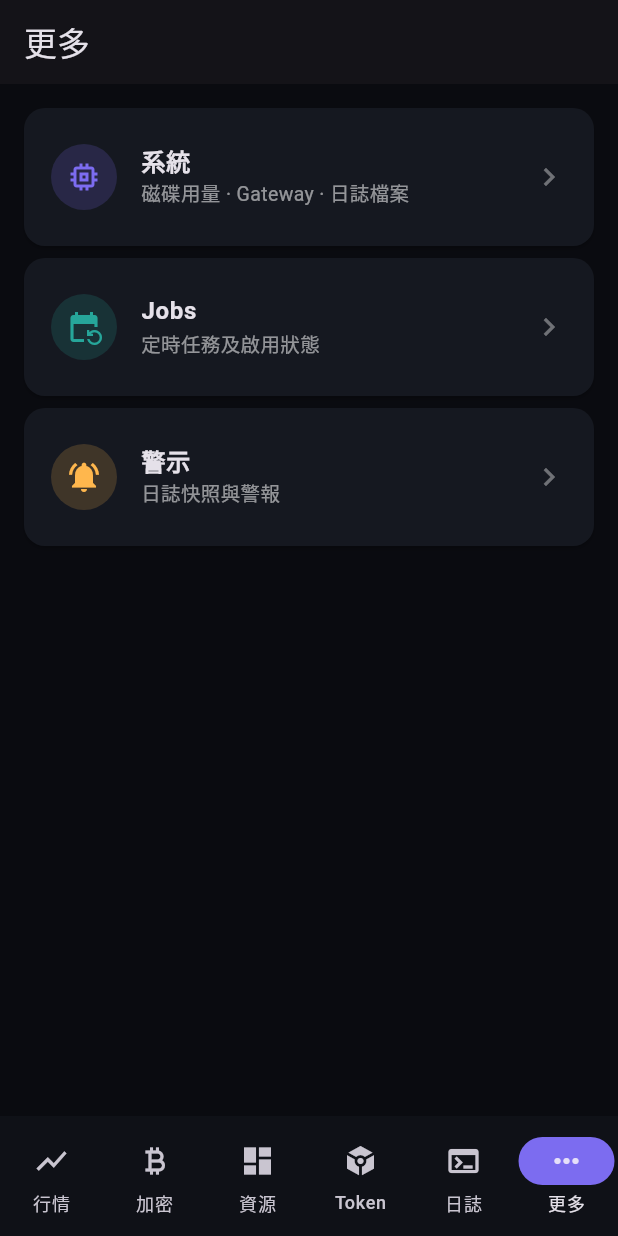
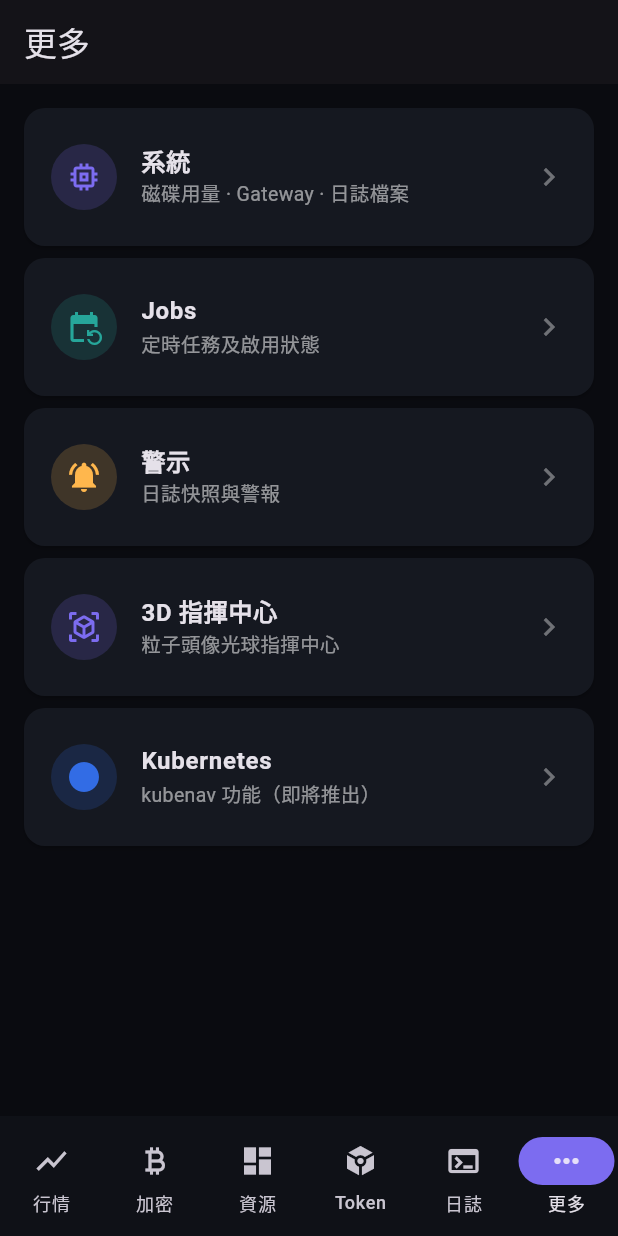
Before and after one commit to zavierlau/zav-mobile, a Flutter app: the screen it shows after launch, item 6 of the bottom bar chosen, on a phone screen of 412 x 824 dp. Run offline on Flutter 3.47's test engine with Material 3 defaults, Android fonts, the light colour scheme and no system bars; our stand-ins replace shared_preferences.

Commit message:
Fix: 3D command center + Kubernetes K8s screens wired into More hub (were orphaned)

```diff
--- a/lib/main.dart
+++ b/lib/main.dart
@@ -7,6 +7,8 @@ import 'screens/token_screen.dart';
 import 'screens/system_screen.dart';
 import 'screens/jobs_screen.dart';
 import 'screens/alerts_screen.dart';
+import 'screens/command_center_screen.dart';
+import 'screens/k8s_screen.dart';
 import 'services/config.dart';
 
 // ZAV Mobile — kubenav-style mobile app for the ZAV/Hermes dashboard.
@@ -112,6 +114,20 @@ class MoreScreen extends StatelessWidget {
             color: const Color(0xFFFFB74D),
             onTap: () => _push(context, const AlertsScreen()),
           ),
+          _HubTile(
+            icon: Icons.view_in_ar,
+            title: '3D 指揮中心',
+            subtitle: '粒子頭像光球指揮中心',
+            color: const Color(0xFF7C6CF0),
+            onTap: () => _push(context, const CommandCenterScreen()),
+          ),
+          _HubTile(
+            icon: Icons.circle,
+            title: 'Kubernetes',
+            subtitle: 'kubenav 功能（即將推出）',
+            color: const Color(0xFF326CE5),
+            onTap: () => _push(context, const K8sScreen()),
+          ),
         ],
       ),
     );
```
